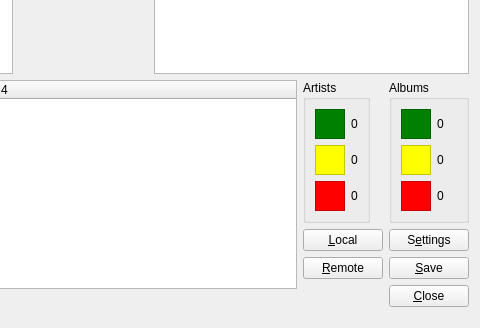
This is ui/main.ui in KenjiTakahashi/gayeogi as Qt 5 draws it before an edit; both pictures show x 313 to 793 and y 260 to 588 of the 793 by 588 pixel window. The edited form follows.
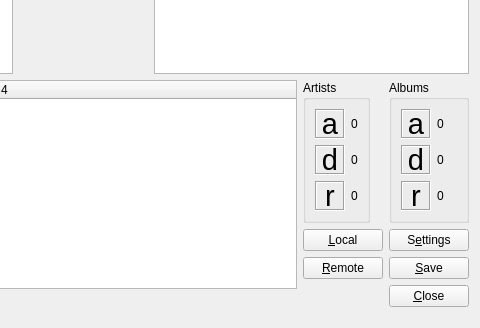
This is the edited form.

Diff of the .ui file:
```diff
--- a/ui/main.ui
+++ b/ui/main.ui
@@ -261,31 +261,6 @@
               </property>
              </widget>
             </item>
-            <item row="1" column="0">
-             <widget class="QFrame" name="frame_2">
-              <property name="sizePolicy">
-               <sizepolicy hsizetype="Fixed" vsizetype="Fixed">
-                <horstretch>0</horstretch>
-                <verstretch>0</verstretch>
-               </sizepolicy>
-              </property>
-              <property name="minimumSize">
-               <size>
-                <width>30</width>
-                <height>30</height>
-               </size>
-              </property>
-              <property name="styleSheet">
-               <string notr="true">background-color: yellow;</string>
-              </property>
-              <property name="frameShape">
-               <enum>QFrame::StyledPanel</enum>
-              </property>
-              <property name="frameShadow">
-               <enum>QFrame::Raised</enum>
-              </property>
-             </widget>
-            </item>
             <item row="1" column="1">
              <widget class="QLabel" name="artistsYellow">
               <property name="text">
@@ -293,31 +268,6 @@
               </property>
              </widget>
             </item>
-            <item row="2" column="0">
-             <widget class="QFrame" name="frame_3">
-              <property name="sizePolicy">
-               <sizepolicy hsizetype="Fixed" vsizetype="Fixed">
-                <horstretch>0</horstretch>
-                <verstretch>0</verstretch>
-               </sizepolicy>
-              </property>
-              <property name="minimumSize">
-               <size>
-                <width>30</width>
-                <height>30</height>
-               </size>
-              </property>
-              <property name="styleSheet">
-               <string notr="true">background-color: red;</string>
-              </property>
-              <property name="frameShape">
-               <enum>QFrame::StyledPanel</enum>
-              </property>
-              <property name="frameShadow">
-               <enum>QFrame::Raised</enum>
-              </property>
-             </widget>
-            </item>
             <item row="2" column="1">
              <widget class="QLabel" name="artistsRed">
               <property name="text">
@@ -326,27 +276,101 @@
              </widget>
             </item>
             <item row="0" column="0">
-             <widget class="QFrame" name="frame">
-              <property name="sizePolicy">
-               <sizepolicy hsizetype="Fixed" vsizetype="Fixed">
-                <horstretch>0</horstretch>
-                <verstretch>0</verstretch>
-               </sizepolicy>
+             <widget class="QLabel" name="label">
+              <property name="minimumSize">
+               <size>
+                <width>30</width>
+                <height>30</height>
+               </size>
               </property>
+              <property name="maximumSize">
+               <size>
+                <width>30</width>
+                <height>30</height>
+               </size>
+              </property>
+              <property name="font">
+               <font>
+                <pointsize>22</pointsize>
+               </font>
+              </property>
+              <property name="frameShape">
+               <enum>QFrame::Box</enum>
+              </property>
+              <property name="frameShadow">
+               <enum>QFrame::Sunken</enum>
+              </property>
+              <property name="text">
+               <string>a</string>
+              </property>
+              <property name="alignment">
+               <set>Qt::AlignCenter</set>
+              </property>
+             </widget>
+            </item>
+            <item row="1" column="0">
+             <widget class="QLabel" name="label_3">
               <property name="minimumSize">
                <size>
                 <width>30</width>
                 <height>30</height>
                </size>
               </property>
-              <property name="styleSheet">
-               <string notr="true">background-color: green;</string>
+              <property name="maximumSize">
+               <size>
+                <width>30</width>
+                <height>30</height>
+               </size>
               </property>
+              <property name="font">
+               <font>
+                <pointsize>22</pointsize>
+               </font>
+              </property>
               <property name="frameShape">
-               <enum>QFrame::StyledPanel</enum>
+               <enum>QFrame::Box</enum>
               </property>
               <property name="frameShadow">
-               <enum>QFrame::Raised</enum>
+               <enum>QFrame::Sunken</enum>
+              </property>
+              <property name="text">
+               <string>d</string>
+              </property>
+              <property name="alignment">
+               <set>Qt::AlignCenter</set>
+              </property>
+             </widget>
+            </item>
+            <item row="2" column="0">
+             <widget class="QLabel" name="label_4">
+              <property name="minimumSize">
+               <size>
+                <width>30</width>
+                <height>30</height>
+               </size>
+              </property>
+              <property name="maximumSize">
+               <size>
+                <width>30</width>
+                <height>30</height>
+               </size>
+              </property>
+              <property name="font">
+               <font>
+                <pointsize>22</pointsize>
+               </font>
+              </property>
+              <property name="frameShape">
+               <enum>QFrame::Box</enum>
+              </property>
+              <property name="frameShadow">
+               <enum>QFrame::Sunken</enum>
+              </property>
+              <property name="text">
+               <string>r</string>
+              </property>
+              <property name="alignment">
+               <set>Qt::AlignCenter</set>
               </property>
              </widget>
             </item>
@@ -359,28 +383,39 @@
             <string>Albums</string>
            </property>
            <layout class="QFormLayout" name="formLayout_2">
+            <property name="fieldGrowthPolicy">
+             <enum>QFormLayout::AllNonFixedFieldsGrow</enum>
+            </property>
             <item row="0" column="0">
-             <widget class="QFrame" name="frame_6">
-              <property name="sizePolicy">
-               <sizepolicy hsizetype="Fixed" vsizetype="Fixed">
-                <horstretch>0</horstretch>
-                <verstretch>0</verstretch>
-               </sizepolicy>
-              </property>
+             <widget class="QLabel" name="label_2">
               <property name="minimumSize">
                <size>
                 <width>30</width>
                 <height>30</height>
                </size>
               </property>
-              <property name="styleSheet">
-               <string notr="true">background-color: green;</string>
+              <property name="maximumSize">
+               <size>
+                <width>30</width>
+                <height>30</height>
+               </size>
+              </property>
+              <property name="font">
+               <font>
+                <pointsize>22</pointsize>
+               </font>
               </property>
               <property name="frameShape">
-               <enum>QFrame::StyledPanel</enum>
+               <enum>QFrame::Box</enum>
               </property>
               <property name="frameShadow">
-               <enum>QFrame::Raised</enum>
+               <enum>QFrame::Sunken</enum>
+              </property>
+              <property name="text">
+               <string>a</string>
+              </property>
+              <property name="alignment">
+               <set>Qt::AlignCenter</set>
               </property>
              </widget>
             </item>
@@ -391,31 +426,6 @@
               </property>
              </widget>
             </item>
-            <item row="1" column="0">
-             <widget class="QFrame" name="frame_5">
-              <property name="sizePolicy">
-               <sizepolicy hsizetype="Fixed" vsizetype="Fixed">
-                <horstretch>0</horstretch>
-                <verstretch>0</verstretch>
-               </sizepolicy>
-              </property>
-              <property name="minimumSize">
-               <size>
-                <width>30</width>
-                <height>30</height>
-               </size>
-              </property>
-              <property name="styleSheet">
-               <string notr="true">background-color: yellow;</string>
-              </property>
-              <property name="frameShape">
-               <enum>QFrame::StyledPanel</enum>
-              </property>
-              <property name="frameShadow">
-               <enum>QFrame::Raised</enum>
-              </property>
-             </widget>
-            </item>
             <item row="1" column="1">
              <widget class="QLabel" name="albumsYellow">
               <property name="text">
@@ -423,31 +433,6 @@
               </property>
              </widget>
             </item>
-            <item row="2" column="0">
-             <widget class="QFrame" name="frame_4">
-              <property name="sizePolicy">
-               <sizepolicy hsizetype="Fixed" vsizetype="Fixed">
-                <horstretch>0</horstretch>
-                <verstretch>0</verstretch>
-               </sizepolicy>
-              </property>
-              <property name="minimumSize">
-               <size>
-                <width>30</width>
-                <height>30</height>
-               </size>
-              </property>
-              <property name="styleSheet">
-               <string notr="true">background-color: red;</string>
-              </property>
-              <property name="frameShape">
-               <enum>QFrame::StyledPanel</enum>
-              </property>
-              <property name="frameShadow">
-               <enum>QFrame::Raised</enum>
-              </property>
-             </widget>
-            </item>
             <item row="2" column="1">
              <widget class="QLabel" name="albumsRed">
               <property name="text">
@@ -455,6 +440,72 @@
               </property>
              </widget>
             </item>
+            <item row="1" column="0">
+             <widget class="QLabel" name="label_5">
+              <property name="minimumSize">
+               <size>
+                <width>30</width>
+                <height>30</height>
+               </size>
+              </property>
+              <property name="maximumSize">
+               <size>
+                <width>30</width>
+                <height>30</height>
+               </size>
+              </property>
+              <property name="font">
+               <font>
+                <pointsize>22</pointsize>
+               </font>
+              </property>
+              <property name="frameShape">
+               <enum>QFrame::Box</enum>
+              </property>
+              <property name="frameShadow">
+               <enum>QFrame::Sunken</enum>
+              </property>
+              <property name="text">
+               <string>d</string>
+              </property>
+              <property name="alignment">
+               <set>Qt::AlignCenter</set>
+              </property>
+             </widget>
+            </item>
+            <item row="2" column="0">
+             <widget class="QLabel" name="label_6">
+              <property name="minimumSize">
+               <size>
+                <width>30</width>
+                <height>30</height>
+               </size>
+              </property>
+              <property name="maximumSize">
+               <size>
+                <width>30</width>
+                <height>30</height>
+               </size>
+              </property>
+              <property name="font">
+               <font>
+                <pointsize>22</pointsize>
+               </font>
+              </property>
+              <property name="frameShape">
+               <enum>QFrame::Box</enum>
+              </property>
+              <property name="frameShadow">
+               <enum>QFrame::Sunken</enum>
+              </property>
+              <property name="text">
+               <string>r</string>
+              </property>
+              <property name="alignment">
+               <set>Qt::AlignCenter</set>
+              </property>
+             </widget>
+            </item>
            </layout>
           </widget>
          </item>
```
